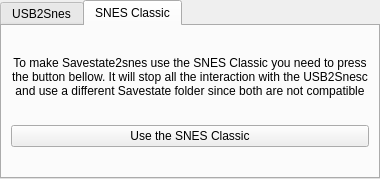
This is consoleswitcher.ui in Skarsnik/Savestate2snes as Qt 5 draws it before an edit. The edited form follows.
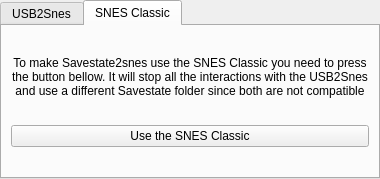
This is the edited form. The open tabs and pages were chosen to show the change. Custom widgets are drawn as their Qt base class.

Commit message:
Add verification for savestate and category name.
Update text a bit

Diff of the .ui file:
```diff
--- a/consoleswitcher.ui
+++ b/consoleswitcher.ui
@@ -199,7 +199,7 @@
            <item>
             <widget class="QLabel" name="label_2">
              <property name="text">
-              <string>To make Savestate2snes use the SNES Classic you need to press the button bellow. It will stop all the interaction with the USB2Snesc and use a different Savestate folder since both are not compatible</string>
+              <string>To make Savestate2snes use the SNES Classic you need to press the button bellow. It will stop all the interactions with the USB2Snes and use a different Savestate folder since both are not compatible</string>
              </property>
              <property name="alignment">
               <set>Qt::AlignCenter</set>
```
The commit also changes 4 other files.
